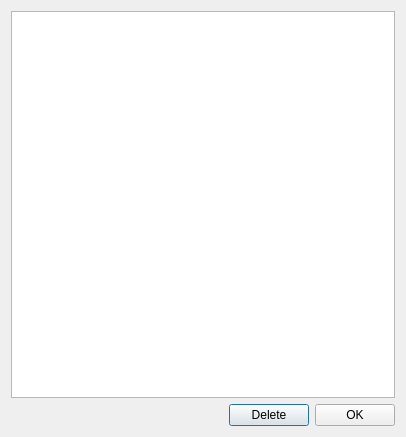
Old version of the form src/sas/qtgui/Utilities/UI/PluginManagerUI.ui in the repository jaredraynes/sasview.
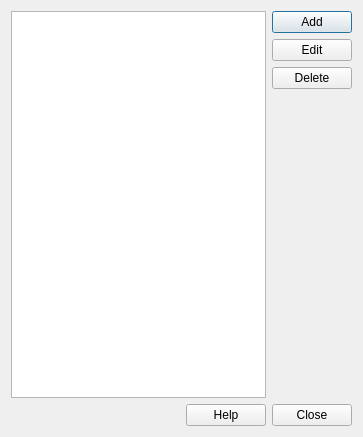
New version of the form.

Commit message: Updates to the model editor manager

```diff
--- a/src/sas/qtgui/Utilities/UI/PluginManagerUI.ui
+++ b/src/sas/qtgui/Utilities/UI/PluginManagerUI.ui
@@ -6,7 +6,7 @@
    <rect>
     <x>0</x>
     <y>0</y>
-    <width>406</width>
+    <width>363</width>
     <height>437</height>
    </rect>
   </property>
@@ -22,9 +22,50 @@
      <property name="selectionMode">
       <enum>QAbstractItemView::ExtendedSelection</enum>
      </property>
+     <property name="spacing">
+      <number>2</number>
+     </property>
     </widget>
    </item>
-   <item row="1" column="0">
+   <item row="0" column="1">
+    <layout class="QVBoxLayout" name="verticalLayout">
+     <item>
+      <widget class="QPushButton" name="cmdAdd">
+       <property name="text">
+        <string>Add</string>
+       </property>
+      </widget>
+     </item>
+     <item>
+      <widget class="QPushButton" name="cmdEdit">
+       <property name="text">
+        <string>Edit</string>
+       </property>
+      </widget>
+     </item>
+     <item>
+      <widget class="QPushButton" name="cmdDelete">
+       <property name="text">
+        <string>Delete</string>
+       </property>
+      </widget>
+     </item>
+     <item>
+      <spacer name="verticalSpacer">
+       <property name="orientation">
+        <enum>Qt::Vertical</enum>
+       </property>
+       <property name="sizeHint" stdset="0">
+        <size>
+         <width>20</width>
+         <height>40</height>
+        </size>
+       </property>
+      </spacer>
+     </item>
+    </layout>
+   </item>
+   <item row="1" column="0" colspan="2">
     <layout class="QHBoxLayout" name="horizontalLayout">
      <item>
       <spacer name="horizontalSpacer">
@@ -40,16 +81,16 @@
       </spacer>
      </item>
      <item>
-      <widget class="QPushButton" name="cmdDelete">
+      <widget class="QPushButton" name="cmdHelp">
        <property name="text">
-        <string>Delete</string>
+        <string>Help</string>
        </property>
       </widget>
      </item>
      <item>
       <widget class="QPushButton" name="cmdOK">
        <property name="text">
-        <string>OK</string>
+        <string>Close</string>
        </property>
       </widget>
      </item>
```
Left out of the diff: 3 changed lines with no effect on the pictures. The commit also changes 4 other files.
